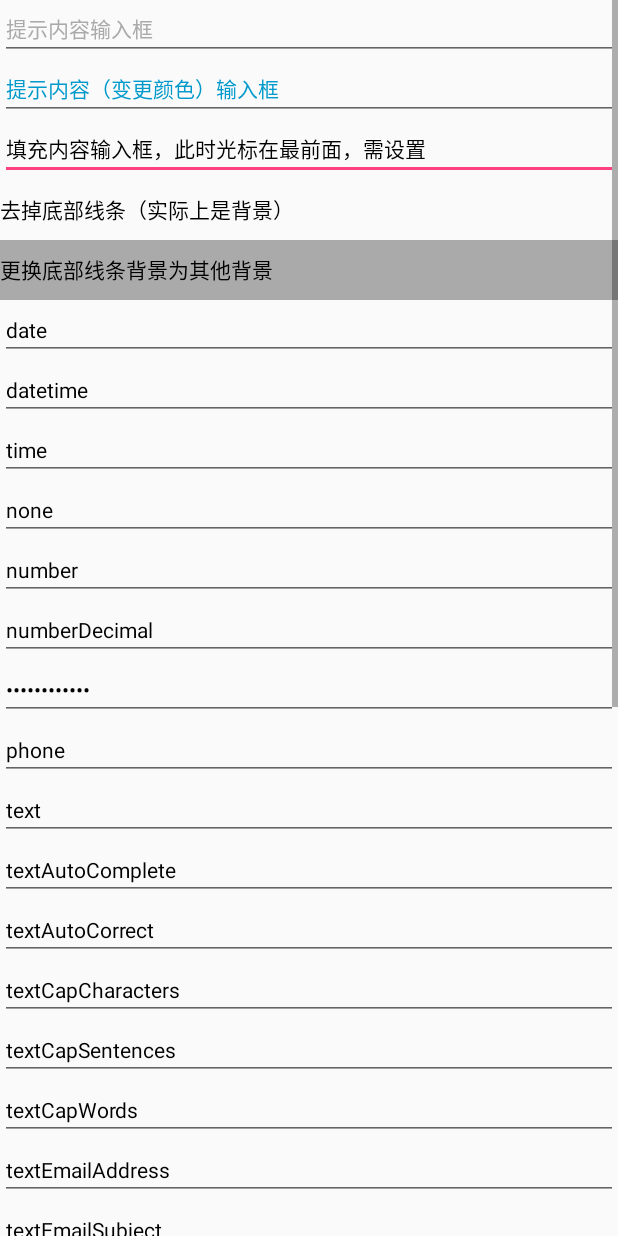
After one commit to MelanDawn/AndroidAppFw, an Android app: the EditTextAct screen opened directly, with no data from a screen before it, on a phone screen of 412 x 824 dp. The commit adds this screen. Run offline under Robolectric (Android 15) with nearby library versions, the phone set to English and light mode, and no system bars; libraries missing offline, so code that uses them is left out: com.umeng.analytics, com.umeng.message; 2 statements that could not run were skipped.

Commit message:
[R&D_Center] 首次添加EditText样例
修改原因: Feature
应用版本: 1.0
问题原因:
修复方式：

```diff
--- a/app/src/main/AndroidManifest.xml
+++ b/app/src/main/AndroidManifest.xml
@@ -47,6 +47,7 @@
         </activity>-->
 
         <activity android:name=".ui.activity.TextViewAct" />
+        <activity android:name=".ui.activity.EditTextAct" />
 
     </application>
 
--- /dev/null
+++ b/app/src/main/java/com/zs/androidappfw/ui/activity/EditTextAct.java
@@ -0,0 +1,23 @@
+package com.zs.androidappfw.ui.activity;
+
+import android.os.Bundle;
+import android.support.annotation.Nullable;
+import android.widget.EditText;
+
+import com.zs.androidappfw.R;
+import com.zs.androidappfw.ui.base.BaseActivity;
+
+
+// Created by zhangs on 2019/2/21.
+
+public class EditTextAct extends BaseActivity {
+    @Override
+    protected void onCreate(@Nullable Bundle savedInstanceState) {
+        super.onCreate(savedInstanceState);
+        setContentView(R.layout.act_et);
+
+        //设置光标位置，测试发现：如果输入框内容太长且后续还有能获取焦点的输入框，那么光标移到下一个输入框首行
+        EditText et = findViewById(R.id.et_content_focus);
+        et.setSelection(et.getText().length());
+    }
+}
--- a/app/src/main/java/com/zs/androidappfw/ui/activity/MainActivity.java
+++ b/app/src/main/java/com/zs/androidappfw/ui/activity/MainActivity.java
@@ -23,4 +23,9 @@ public class MainActivity extends AppCompatActivity {
     public void toTextView(View view) {
         startActivity(new Intent(MainActivity.this, TextViewAct.class));
     }
+
+
+    public void toEditText(View view) {
+        startActivity(new Intent(MainActivity.this, EditTextAct.class));
+    }
 }
--- /dev/null
+++ b/app/src/main/res/layout/act_et.xml
@@ -0,0 +1,388 @@
+<?xml version="1.0" encoding="utf-8"?>
+<ScrollView xmlns:android="http://schemas.android.com/apk/res/android"
+    android:layout_width="match_parent"
+    android:layout_height="match_parent">
+
+    <LinearLayout
+        android:layout_width="match_parent"
+        android:layout_height="wrap_content"
+        android:orientation="vertical">
+
+        <EditText
+            android:layout_width="match_parent"
+            android:layout_height="@dimen/et_height"
+
+            android:hint="@string/et_hint_focus"
+            android:textSize="14sp"
+            android:textColor="@android:color/black"
+            android:textColorHint="@android:color/darker_gray"
+
+            android:focusable="false"
+            android:inputType="text"/>
+
+        <EditText
+            android:layout_width="match_parent"
+            android:layout_height="@dimen/et_height"
+
+            android:hint="@string/et_hint"
+            android:textSize="14sp"
+            android:textColor="@android:color/black"
+            android:textColorHint="@android:color/holo_blue_dark"
+
+            android:focusable="false"
+            android:inputType="text"/>
+
+        <EditText
+            android:id="@+id/et_content_focus"
+            android:layout_width="match_parent"
+            android:layout_height="@dimen/et_height"
+
+            android:hint="@string/app_name"
+            android:text="@string/et_content"
+            android:textSize="14sp"
+            android:textColor="@android:color/black"
+            android:textColorHint="@android:color/darker_gray"
+
+            android:focusable="true"
+            android:inputType="text"/>
+
+        <EditText
+            android:layout_width="match_parent"
+            android:layout_height="@dimen/et_height"
+
+            android:hint="@string/app_name"
+            android:text="@string/et_background_no"
+            android:textSize="14sp"
+            android:textColor="@android:color/black"
+            android:textColorHint="@android:color/darker_gray"
+
+            android:inputType="text"
+
+            android:background="@null"/>
+
+        <EditText
+            android:layout_width="match_parent"
+            android:layout_height="@dimen/et_height"
+
+            android:hint="@string/app_name"
+            android:text="@string/et_background_another"
+            android:textSize="14sp"
+            android:textColor="@android:color/black"
+            android:textColorHint="@android:color/darker_gray"
+
+            android:inputType="text"
+
+            android:background="@android:color/darker_gray"/>
+
+        <EditText
+            android:layout_width="match_parent"
+            android:layout_height="@dimen/et_height"
+
+            android:hint="@string/app_name"
+            android:text="@string/et_input_date"
+            android:textSize="14sp"
+            android:textColor="@android:color/black"
+
+            android:inputType="date"/>
+        <EditText
+            android:layout_width="match_parent"
+            android:layout_height="@dimen/et_height"
+
+            android:hint="@string/app_name"
+            android:text="@string/et_input_datetime"
+            android:textSize="14sp"
+            android:textColor="@android:color/black"
+
+            android:inputType="datetime"/>
+        <EditText
+            android:layout_width="match_parent"
+            android:layout_height="@dimen/et_height"
+
+            android:hint="@string/app_name"
+            android:text="@string/et_input_time"
+            android:textSize="14sp"
+            android:textColor="@android:color/black"
+
+            android:inputType="time"/>
+        <EditText
+            android:layout_width="match_parent"
+            android:layout_height="@dimen/et_height"
+
+            android:hint="@string/app_name"
+            android:text="@string/et_input_none"
+            android:textSize="14sp"
+            android:textColor="@android:color/black"
+
+            android:inputType="none"/>
+        <EditText
+            android:layout_width="match_parent"
+            android:layout_height="@dimen/et_height"
+
+            android:hint="@string/app_name"
+            android:text="@string/et_input_number"
+            android:textSize="14sp"
+            android:textColor="@android:color/black"
+
+            android:inputType="number"/>
+        <EditText
+            android:layout_width="match_parent"
+            android:layout_height="@dimen/et_height"
+
+            android:hint="@string/app_name"
+            android:text="@string/et_input_numberDecimal"
+            android:textSize="14sp"
+            android:textColor="@android:color/black"
+
+            android:inputType="numberDecimal"/>
+        <EditText
+            android:layout_width="match_parent"
+            android:layout_height="@dimen/et_height"
+
+            android:hint="@string/app_name"
+            android:text="@string/et_input_numberSinged"
+            android:textSize="14sp"
+            android:textColor="@android:color/black"
+
+            android:inputType="numberPassword"/>
+        <EditText
+            android:layout_width="match_parent"
+            android:layout_height="@dimen/et_height"
+
+            android:hint="@string/app_name"
+            android:text="@string/et_input_phone"
+            android:textSize="14sp"
+            android:textColor="@android:color/black"
+
+            android:inputType="phone"/>
+        <EditText
+            android:layout_width="match_parent"
+            android:layout_height="@dimen/et_height"
+
+            android:hint="@string/app_name"
+            android:text="@string/et_input_text"
+            android:textSize="14sp"
+            android:textColor="@android:color/black"
+
+            android:inputType="text"/>
+        <EditText
+            android:layout_width="match_parent"
+            android:layout_height="@dimen/et_height"
+
+            android:hint="@string/app_name"
+            android:text="@string/et_input_textAutoComplete"
+            android:textSize="14sp"
+            android:textColor="@android:color/black"
+
+            android:inputType="textAutoComplete"/>
+        <EditText
+            android:layout_width="match_parent"
+            android:layout_height="@dimen/et_height"
+
+            android:hint="@string/app_name"
+            android:text="@string/et_input_textAutoCorrect"
+            android:textSize="14sp"
+            android:textColor="@android:color/black"
+
+            android:inputType="textAutoCorrect"/>
+        <EditText
+            android:layout_width="match_parent"
+            android:layout_height="@dimen/et_height"
+
+            android:hint="@string/app_name"
+            android:text="@string/et_input_textCapCharacters"
+            android:textSize="14sp"
+            android:textColor="@android:color/black"
+
+            android:inputType="textCapCharacters"/>
+        <EditText
+            android:layout_width="match_parent"
+            android:layout_height="@dimen/et_height"
+
+            android:hint="@string/app_name"
+            android:text="@string/et_input_textCapSentences"
+            android:textSize="14sp"
+            android:textColor="@android:color/black"
+
+            android:inputType="textCapSentences"/>
+        <EditText
+            android:layout_width="match_parent"
+            android:layout_height="@dimen/et_height"
+
+            android:hint="@string/app_name"
+            android:text="@string/et_input_textCapWords"
+            android:textSize="14sp"
+            android:textColor="@android:color/black"
+
+            android:inputType="textCapWords"/>
+        <EditText
+            android:layout_width="match_parent"
+            android:layout_height="@dimen/et_height"
+
+            android:hint="@string/app_name"
+            android:text="@string/et_input_textEmailAddress"
+            android:textSize="14sp"
+            android:textColor="@android:color/black"
+
+            android:inputType="textEmailAddress"/>
+        <EditText
+            android:layout_width="match_parent"
+            android:layout_height="@dimen/et_height"
+
+            android:hint="@string/app_name"
+            android:text="@string/et_input_textEmailSubject"
+            android:textSize="14sp"
+            android:textColor="@android:color/black"
+
+            android:inputType="textEmailSubject"/>
+        <EditText
+            android:layout_width="match_parent"
+            android:layout_height="@dimen/et_height"
+
+            android:hint="@string/app_name"
+            android:text="@string/et_input_textFilter"
+            android:textSize="14sp"
+            android:textColor="@android:color/black"
+
+            android:inputType="textFilter"/>
+        <EditText
+            android:layout_width="match_parent"
+            android:layout_height="@dimen/et_height"
+
+            android:hint="@string/app_name"
+            android:text="@string/et_input_textImeMultiLine"
+            android:textSize="14sp"
+            android:textColor="@android:color/black"
+
+            android:inputType="textImeMultiLine"/>
+        <EditText
+            android:layout_width="match_parent"
+            android:layout_height="@dimen/et_height"
+
+            android:hint="@string/app_name"
+            android:text="@string/et_input_textLongMessage"
+            android:textSize="14sp"
+            android:textColor="@android:color/black"
+
+            android:inputType="textLongMessage"/>
+        <EditText
+            android:layout_width="match_parent"
+            android:layout_height="@dimen/et_height"
+
+            android:hint="@string/app_name"
+            android:text="@string/et_input_textMultiLine"
+            android:textSize="14sp"
+            android:textColor="@android:color/black"
+
+            android:inputType="textMultiLine"/>
+        <EditText
+            android:layout_width="match_parent"
+            android:layout_height="@dimen/et_height"
+
+            android:hint="@string/app_name"
+            android:text="@string/et_input_textNoSuggestions"
+            android:textSize="14sp"
+            android:textColor="@android:color/black"
+
+            android:inputType="textNoSuggestions"/>
+        <EditText
+            android:layout_width="match_parent"
+            android:layout_height="@dimen/et_height"
+
+            android:hint="@string/app_name"
+            android:text="@string/et_input_textPassword"
+            android:textSize="14sp"
+            android:textColor="@android:color/black"
+
+            android:inputType="textPassword"/>
+        <EditText
+            android:layout_width="match_parent"
+            android:layout_height="@dimen/et_height"
+
+            android:hint="@string/app_name"
+            android:text="@string/et_input_textPersonName"
+            android:textSize="14sp"
+            android:textColor="@android:color/black"
+
+            android:inputType="textPersonName"/>
+        <EditText
+            android:layout_width="match_parent"
+            android:layout_height="@dimen/et_height"
+
+            android:hint="@string/app_name"
+            android:text="@string/et_input_textPhonetic"
+            android:textSize="14sp"
+            android:textColor="@android:color/black"
+
+            android:inputType="textPhonetic"/>
+        <EditText
+            android:layout_width="match_parent"
+            android:layout_height="@dimen/et_height"
+
+            android:hint="@string/app_name"
+            android:text="@string/et_input_textPostalAddress"
+            android:textSize="14sp"
+            android:textColor="@android:color/black"
+
+            android:inputType="textPostalAddress"/>
+        <EditText
+            android:layout_width="match_parent"
+            android:layout_height="@dimen/et_height"
+
+            android:hint="@string/app_name"
+            android:text="@string/et_input_textShortMessage"
+            android:textSize="14sp"
+            android:textColor="@android:color/black"
+
+            android:inputType="textShortMessage"/>
+        <EditText
+            android:layout_width="match_parent"
+            android:layout_height="@dimen/et_height"
+
+            android:hint="@string/app_name"
+            android:text="@string/et_input_textUri"
+            android:textSize="14sp"
+            android:textColor="@android:color/black"
+
+            android:inputType="textUri"/>
+        <EditText
+            android:layout_width="match_parent"
+            android:layout_height="@dimen/et_height"
+
+            android:hint="@string/app_name"
+            android:text="@string/et_input_textVisiblePassword"
+            android:textSize="14sp"
+            android:textColor="@android:color/black"
+
+            android:inputType="textVisiblePassword"/>
+        <EditText
+            android:layout_width="match_parent"
+            android:layout_height="@dimen/et_height"
+
+            android:hint="@string/app_name"
+            android:text="@string/et_input_textWebEditText"
+            android:textSize="14sp"
+            android:textColor="@android:color/black"
+
+            android:inputType="textWebEditText"/>
+        <EditText
+            android:layout_width="match_parent"
+            android:layout_height="@dimen/et_height"
+
+            android:hint="@string/app_name"
+            android:text="@string/et_input_textWebEmailAddress"
+            android:textSize="14sp"
+            android:textColor="@android:color/black"
+
+            android:inputType="textWebEmailAddress"/>
+        <EditText
+            android:layout_width="match_parent"
+            android:layout_height="@dimen/et_height"
+
+            android:hint="@string/app_name"
+            android:text="@string/et_input_textWebPassword"
+            android:textSize="14sp"
+            android:textColor="@android:color/black"
+
+            android:inputType="textWebPassword"/>
+    </LinearLayout>
+</ScrollView>
--- a/app/src/main/res/layout/act_main.xml
+++ b/app/src/main/res/layout/act_main.xml
@@ -10,4 +10,11 @@
         android:textAllCaps="false"
         android:onClick="toTextView"/>
 
+    <Button
+        android:layout_width="match_parent"
+        android:layout_height="@dimen/bt_height"
+        android:text="@string/to_et"
+        android:textAllCaps="false"
+        android:onClick="toEditText"/>
+
 </LinearLayout>
--- a/app/src/main/res/values/dimens.xml
+++ b/app/src/main/res/values/dimens.xml
@@ -5,4 +5,7 @@
 
     <!-- TextView Activity -->
     <dimen name="tv_height">30dp</dimen>
+
+    <!-- EditText Activity -->
+    <dimen name="et_height">40dp</dimen>
 </resources>
--- a/app/src/main/res/values/strings.xml
+++ b/app/src/main/res/values/strings.xml
@@ -3,6 +3,7 @@
 
     <!-- Main activity -->
     <string name="to_tv">to TextView</string>
+    <string name="to_et">to EditText</string>
 
     <!-- TextView activity -->
     <string name="tv_normal">普通文本展示框</string>
@@ -12,4 +13,43 @@
     <string name="tv_normal_ellipse_end">普通内容过大尾部省略框，限制：单行。填充填充填充填充填充填充填充填充填充填充</string>
     <string name="tv_normal_ellipse_start">填充填充填充填充填充填充填充填充填充填充。普通内容过大头部省略框。限制：单行</string>
     <string name="tv_normal_ellipse_marquee">普通内容过大跑马灯展示框，限制：单行、获取焦点、获取触摸模式的焦点。填充填充填充</string>
+
+    <!-- EditText activity -->
+    <string name="et_hint_focus">提示内容输入框</string>
+    <string name="et_hint">提示内容（变更颜色）输入框</string>
+    <string name="et_content">填充内容输入框，此时光标在最前面，需设置</string>
+    <string name="et_background_no">去掉底部线条（实际上是背景）</string>
+    <string name="et_background_another">更换底部线条背景为其他背景</string>
+    <string name="et_input_date">date</string>
+    <string name="et_input_datetime">datetime</string>
+    <string name="et_input_none">none</string>
+    <string name="et_input_number">number</string>
+    <string name="et_input_numberDecimal">numberDecimal</string>
+    <string name="et_input_numberPassword">numberPassword</string>
+    <string name="et_input_numberSinged">numberSinged</string>
+    <string name="et_input_phone">phone</string>
+    <string name="et_input_text">text</string>
+    <string name="et_input_textAutoComplete">textAutoComplete</string>
+    <string name="et_input_textAutoCorrect">textAutoCorrect</string>
+    <string name="et_input_textCapCharacters">textCapCharacters</string>
+    <string name="et_input_textCapSentences">textCapSentences</string>
+    <string name="et_input_textCapWords">textCapWords</string>
+    <string name="et_input_textEmailAddress">textEmailAddress</string>
+    <string name="et_input_textEmailSubject">textEmailSubject</string>
+    <string name="et_input_textFilter">textFilter</string>
+    <string name="et_input_textImeMultiLine">textImeMultiLine</string>
+    <string name="et_input_textLongMessage">textLongMessage</string>
+    <string name="et_input_textMultiLine">textMultiLine</string>
+    <string name="et_input_textNoSuggestions">textNoSuggestions</string>
+    <string name="et_input_textPassword">textPassword</string>
+    <string name="et_input_textPersonName">textPersonName</string>
+    <string name="et_input_textPhonetic">textPhonetic</string>
+    <string name="et_input_textPostalAddress">textPostalAddress</string>
+    <string name="et_input_textShortMessage">textShortMessage</string>
+    <string name="et_input_textUri">textUri</string>
+    <string name="et_input_textVisiblePassword">textVisiblePassword</string>
+    <string name="et_input_textWebEditText">textWebEditText</string>
+    <string name="et_input_textWebEmailAddress">textWebEmailAddress</string>
+    <string name="et_input_textWebPassword">textWebPassword</string>
+    <string name="et_input_time">time</string>
 </resources>
```
